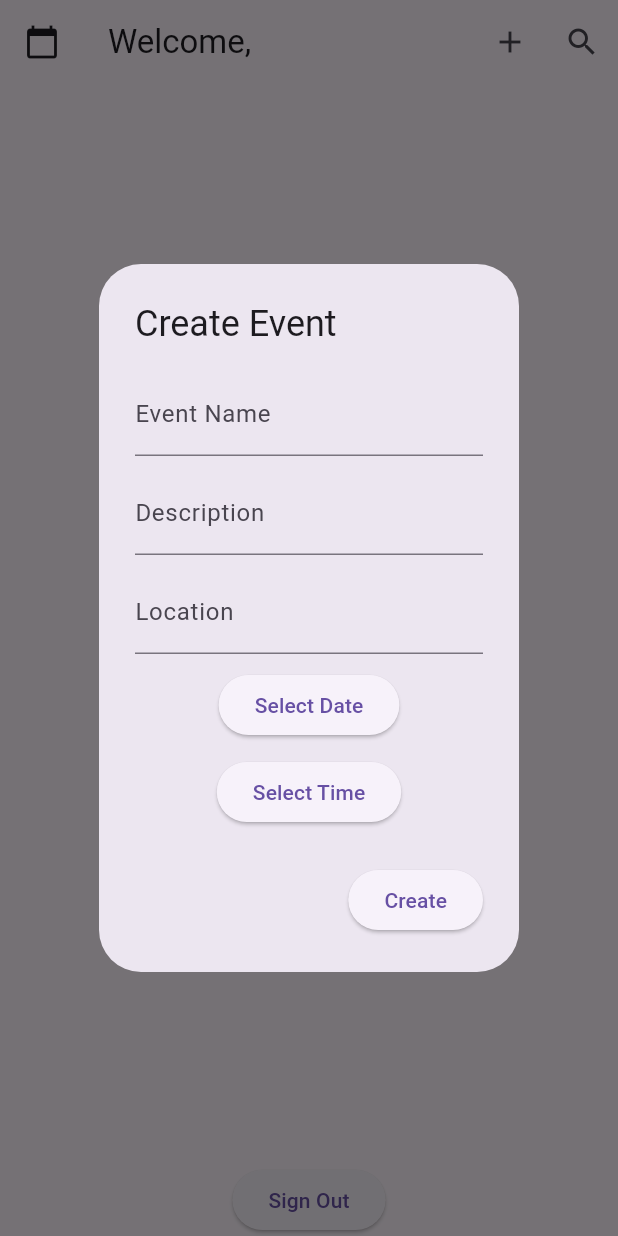
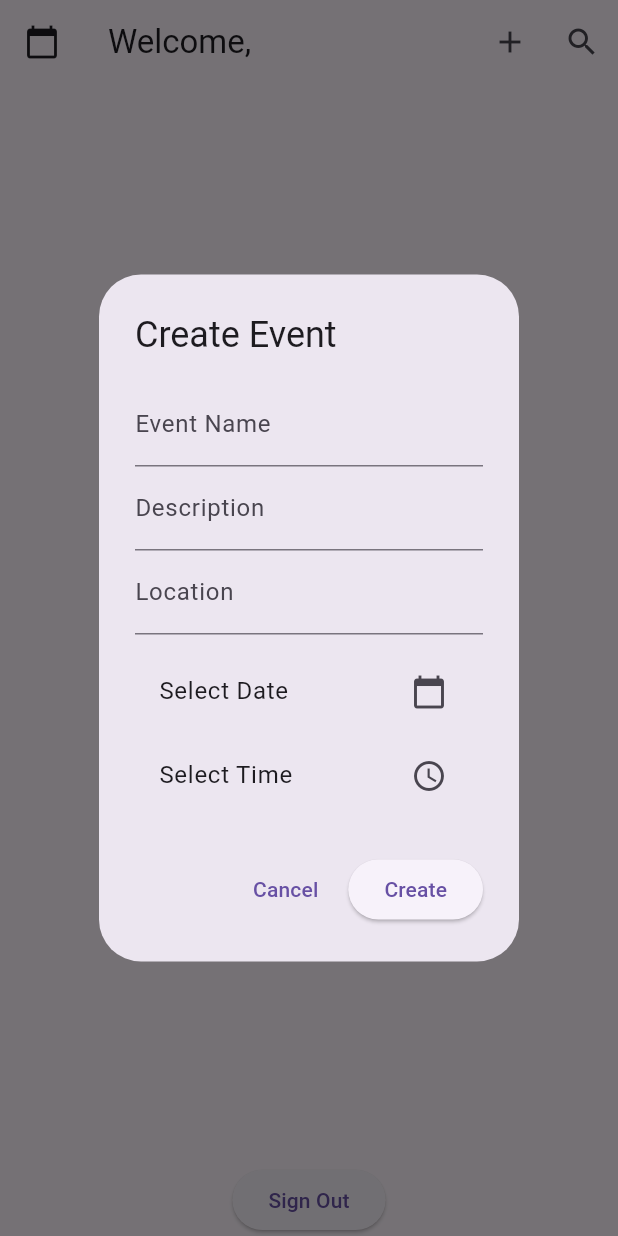
Before and after one commit to leilaerhili/csen-174-flutterflies, a Flutter app: the EventPage screen opened directly with empty values, after a tap on the "add" icon, on a phone screen of 412 x 824 dp. Run offline on Flutter 3.47's test engine with Material 3 defaults, Android fonts, the phone set to English and light mode, and no system bars; our stand-ins replace cloud_firestore, firebase_auth, firebase_core, flutter_riverpod, google_sign_in, googleapis_auth; missing offline and left inert: fake_cloud_firestore, googleapis; accounts and stored records are empty.

Commit message:
getting closer

```diff
--- a/scusocial/lib/pages/event_page.dart
+++ b/scusocial/lib/pages/event_page.dart
@@ -4,10 +4,6 @@ import 'package:firebase_auth/firebase_auth.dart';
 
 // import calendar servcie
 import '../services/calendar_service.dart';
-import '../features/friends/search_user_screen.dart';
-// import calendar servcie
-import '../services/calendar_service.dart';
-
 import '../features/friends/search_user_screen.dart';
 import '../services/firestore_service.dart';
 
@@ -40,7 +36,6 @@ class EventPage extends StatelessWidget {
             icon: Icon(Icons.add),
             onPressed: () => _createEvent(context, user.uid, _firestoreService),
           ),
-          // Add a search icon in the AppBar
           IconButton(
             icon: Icon(Icons.search),
             onPressed: () {
@@ -159,7 +154,6 @@ class EventPage extends StatelessWidget {
     );
   }
 
-  /// Fetch and show the user's calendar subscription link
   void _showCalendarSubscriptionLink(BuildContext context) async {
     try {
       final doc = await _firestore.collection('users').doc(user.uid).get();
@@ -191,14 +185,13 @@ class EventPage extends StatelessWidget {
     }
   }
 
-  /// Show a dialog with information
   void _showDialog(BuildContext context, String title, String message) {
     showDialog(
       context: context,
       builder: (context) {
         return AlertDialog(
           title: Text(title),
-          content: SelectableText(message), // Allows copying the link
+          content: SelectableText(message),
           actions: [
             TextButton(
               onPressed: () => Navigator.pop(context),
@@ -210,11 +203,122 @@ class EventPage extends StatelessWidget {
     );
   }
 
-  // final FirestoreService _firestoreService = FirestoreService(isTesting: false);
+  void _createEvent(
+      BuildContext context, String userId, FirestoreService firestoreService) {
+    showDialog(
+      context: context,
+      builder: (context) {
+        final TextEditingController nameController = TextEditingController();
+        final TextEditingController descriptionController =
+            TextEditingController();
+        final TextEditingController locationController =
+            TextEditingController();
+        DateTime? selectedDate;
+        TimeOfDay? selectedTime;
 
-  void _createEvent(
-      BuildContext context, String userId, FirestoreService _firestoreService) {
-    _firestoreService.createEvent(context, userId);
+        return StatefulBuilder(
+          builder: (context, setState) {
+            return AlertDialog(
+              title: Text('Create Event'),
+              content: SingleChildScrollView(
+                child: Column(
+                  mainAxisSize: MainAxisSize.min,
+                  children: [
+                    TextField(
+                      controller: nameController,
+                      decoration: InputDecoration(labelText: 'Event Name'),
+                    ),
+                    TextField(
+                      controller: descriptionController,
+                      decoration: InputDecoration(labelText: 'Description'),
+                    ),
+                    TextField(
+                      controller: locationController,
+                      decoration: InputDecoration(labelText: 'Location'),
+                    ),
+                    SizedBox(height: 10),
+
+                    // Date Picker
+                    ListTile(
+                      title: Text(selectedDate == null
+                          ? 'Select Date'
+                          : 'Date: ${selectedDate!.toLocal()}'.split(' ')[0]),
+                      trailing: Icon(Icons.calendar_today),
+                      onTap: () async {
+                        final pickedDate = await showDatePicker(
+                          context: context,
+                          initialDate: DateTime.now(),
+                          firstDate: DateTime.now(),
+                          lastDate: DateTime(2100),
+                        );
+                        if (pickedDate != null) {
+                          setState(() {
+                            selectedDate = pickedDate;
+                          });
+                        }
+                      },
+                    ),
+
+                    // Time Picker
+                    ListTile(
+                      title: Text(selectedTime == null
+                          ? 'Select Time'
+                          : 'Time: ${selectedTime!.format(context)}'),
+                      trailing: Icon(Icons.access_time),
+                      onTap: () async {
+                        final pickedTime = await showTimePicker(
+                          context: context,
+                          initialTime: TimeOfDay.now(),
+                        );
+                        if (pickedTime != null) {
+                          setState(() {
+                            selectedTime = pickedTime;
+                          });
+                        }
+                      },
+                    ),
+                  ],
+                ),
+              ),
+              actions: [
+                TextButton(
+                  onPressed: () => Navigator.pop(context),
+                  child: Text('Cancel'),
+                ),
+                ElevatedButton(
+                  onPressed: () {
+                    if (nameController.text.isNotEmpty &&
+                        descriptionController.text.isNotEmpty &&
+                        locationController.text.isNotEmpty &&
+                        selectedDate != null &&
+                        selectedTime != null) {
+                      // Convert TimeOfDay to a string format
+                      final formattedTime = selectedTime!.format(context);
+
+                      firestoreService.createEvent(
+                        nameController.text,
+                        descriptionController.text,
+                        locationController.text,
+                        selectedDate!,
+                        formattedTime,
+                        userId,
+                      );
+                      Navigator.pop(context);
+                    } else {
+                      // Show error if fields are missing
+                      ScaffoldMessenger.of(context).showSnackBar(
+                        SnackBar(content: Text('Please fill in all fields')),
+                      );
+                    }
+                  },
+                  child: Text('Create'),
+                ),
+              ],
+            );
+          },
+        );
+      },
+    );
   }
 
   void _respondToEvent(String eventId, bool accept) async {
@@ -226,7 +330,6 @@ class EventPage extends StatelessWidget {
         'accepted': FieldValue.arrayUnion([userId]),
       });
 
-      // Fetch event details
       final eventSnapshot = await eventDoc.get();
       final eventData = eventSnapshot.data();
       if (eventData == null) return;
@@ -252,7 +355,6 @@ class EventPage extends StatelessWidget {
         eventEndTime,
       );
 
-      // 🔹 Store the mapping (local event ID → Google Calendar event ID)
       await _firestore.collection('users').doc(userId).update({
         'gcalEventMappings.$eventId': gcalEventId,
       });
@@ -261,7 +363,6 @@ class EventPage extends StatelessWidget {
         'accepted': FieldValue.arrayRemove([userId]),
       });
 
-      // 🔹 Retrieve the gcalEventId
       final userDoc = await _firestore.collection('users').doc(userId).get();
       final calendarId = userDoc.data()?['calendarId'];
       final gcalEventId = userDoc.data()?['gcalEventMappings']?[eventId];
@@ -271,7 +372,6 @@ class EventPage extends StatelessWidget {
         await calendarService.removeEventFromPrivateCalendar(
             calendarId, gcalEventId);
 
-        // 🔹 Remove the mapping after deletion
         await _firestore.collection('users').doc(userId).update({
           'gcalEventMappings.$eventId': FieldValue.delete(),
         });
@@ -279,7 +379,6 @@ class EventPage extends StatelessWidget {
     }
   }
 
-  /// Helper function to parse time string into DateTime
   DateTime _parseEventTime(DateTime eventDate, String eventTime) {
     final timeParts = eventTime.split(':');
     final hour = int.parse(timeParts[0]);
@@ -324,7 +423,6 @@ class EventPage extends StatelessWidget {
         await calendarService.removeEventFromPrivateCalendar(
             calendarId, gcalEventId);
 
-        // Remove mapping from Firestore
         await _firestore.collection('users').doc(user.uid).update({
           'gcalEventMappings.$eventId': FieldValue.delete(),
         });
@@ -383,8 +481,7 @@ class __CommentSectionState extends State<_CommentSection> {
   String _formatTimestamp(Timestamp? timestamp) {
     if (timestamp == null) return 'Unknown time';
     final dateTime = timestamp.toDate();
-    return '${dateTime.toLocal()}'
-        .split('.')[0]; // Format as "YYYY-MM-DD HH:MM:SS"
+    return '${dateTime.toLocal()}'.split('.')[0];
   }
 
   @override
--- a/scusocial/lib/pages/sign_in_page.dart
+++ b/scusocial/lib/pages/sign_in_page.dart
@@ -38,7 +38,11 @@ class _SignInPageState extends State<SignInPage> {
                 onPressed: _signInWithGoogle,
                 child: Text('Sign in with Google'),
               )
-            : EventPage(user: _user!, signOut: _signOut),
+            : EventPage(
+                user: _user!,
+                signOut: _signOut,
+                eventIsTesting: false,
+              ),
       ),
     );
   }
--- a/scusocial/lib/services/firestore_service.dart
+++ b/scusocial/lib/services/firestore_service.dart
@@ -9,100 +9,22 @@ class FirestoreService {
       : _firestore =
             isTesting ? FakeFirebaseFirestore() : FirebaseFirestore.instance;
 
-  Stream<List<Map<String, dynamic>>> getEventsStream() {
-    return _firestore.collection('events').snapshots().map((snapshot) =>
-        snapshot.docs.map((doc) => {...doc.data(), 'id': doc.id}).toList());
-  }
-
-  Future<void> createEvent(BuildContext context, String userId) async {
-    final nameController = TextEditingController();
-    final descriptionController = TextEditingController();
-    final locationController = TextEditingController();
-    DateTime? selectedDate;
-    TimeOfDay? selectedTime;
-
-    showDialog(
-      context: context,
-      builder: (context) {
-        return AlertDialog(
-          title: const Text('Create Event'),
-          content: Column(
-            mainAxisSize: MainAxisSize.min,
-            children: [
-              TextField(
-                controller: nameController,
-                decoration: const InputDecoration(labelText: 'Event Name'),
-              ),
-              const SizedBox(height: 10),
-              TextField(
-                controller: descriptionController,
-                decoration: const InputDecoration(labelText: 'Description'),
-              ),
-              const SizedBox(height: 10),
-              TextField(
-                controller: locationController,
-                decoration: const InputDecoration(labelText: 'Location'),
-              ),
-              const SizedBox(height: 10),
-              ElevatedButton(
-                onPressed: () async {
-                  final date = await showDatePicker(
-                    context: context,
-                    initialDate: DateTime.now(),
-                    firstDate: DateTime.now(),
-                    lastDate: DateTime(2100),
-                  );
-                  if (date != null) {
-                    selectedDate = date;
-                  }
-                },
-                child: const Text('Select Date'),
-              ),
-              const SizedBox(height: 10),
-              ElevatedButton(
-                onPressed: () async {
-                  final time = await showTimePicker(
-                    context: context,
-                    initialTime: TimeOfDay.now(),
-                  );
-                  if (time != null) {
-                    selectedTime = time;
-                  }
-                },
-                child: const Text('Select Time'),
-              ),
-            ],
-          ),
-          actions: [
-            ElevatedButton(
-              onPressed: () async {
-                if (nameController.text.isNotEmpty &&
-                    selectedDate != null &&
-                    selectedTime != null &&
-                    descriptionController.text.isNotEmpty &&
-                    locationController.text.isNotEmpty) {
-                  final eventTime = selectedTime!.format(context);
-
-                  await _firestore.collection('events').add({
-                    'name': nameController.text,
-                    'description': descriptionController.text,
-                    'location': locationController.text,
-                    'date': Timestamp.fromDate(selectedDate!),
-                    'time': eventTime,
-                    'creatorId': userId,
-                    'accepted': [],
-                  });
-
-                  Navigator.pop(context);
-                } else {
-                  print('Please fill all fields.');
-                }
-              },
-              child: const Text('Create'),
-            ),
-          ],
-        );
-      },
-    );
+  Future<void> createEvent(
+    String name,
+    String description,
+    String location,
+    DateTime date,
+    String time,
+    String creatorId,
+  ) async {
+    await _firestore.collection('events').add({
+      'name': name,
+      'description': description,
+      'location': location,
+      'date': Timestamp.fromDate(date),
+      'time': time,
+      'creatorId': creatorId,
+      'accepted': [],
+    });
   }
 }
```
Also changed, not shown: 1 other file.
